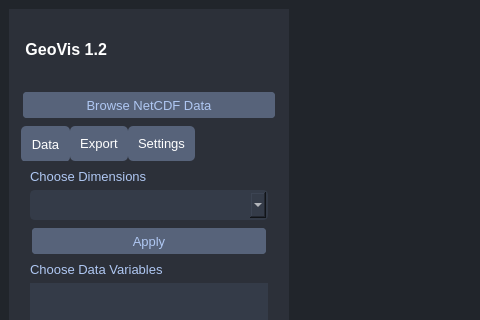
Before: the Qt Designer form assets/ui/gui.ui in sherinsugathan/GeoVis, drawn with Qt 5; both pictures show x 0 to 480 and y 0 to 320 of the 1035 by 772 pixel window.
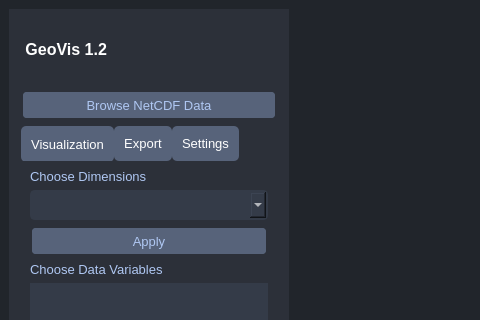
After: the same form once the commit is applied. Icons and pictures are not drawn.

Diff of the .ui file:
```diff
--- a/assets/ui/gui.ui
+++ b/assets/ui/gui.ui
@@ -445,7 +445,7 @@
          </property>
          <widget class="QWidget" name="tab">
           <attribute name="title">
-           <string>Data</string>
+           <string>Visualization</string>
           </attribute>
           <layout class="QVBoxLayout" name="verticalLayout_2">
            <item>
```
